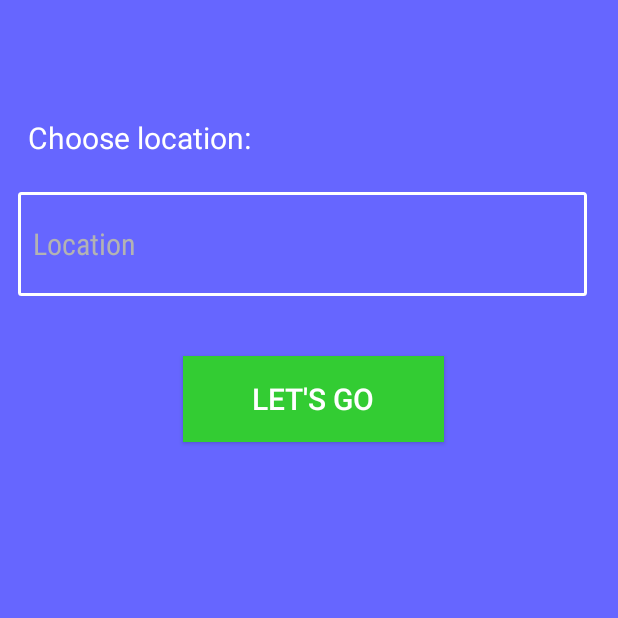
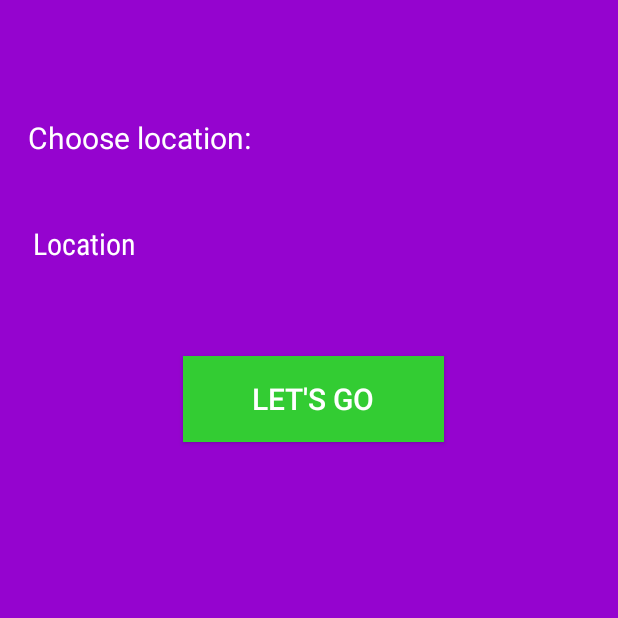
Before and after one commit to santeri13/NARVA, an Android app: the Choose_Location screen opened directly, with no data from a screen before it, on a phone screen of 412 x 824 dp, the top half of it. Run offline under Robolectric (Android 15) with nearby library versions, the phone set to English and light mode, and no system bars.

Commit message:
Alpha built of applicatsion

```diff
--- a/app/src/main/java/com/example/narva/Choose_Location.java
+++ b/app/src/main/java/com/example/narva/Choose_Location.java
@@ -49,8 +49,6 @@ public class Choose_Location extends AppCompatActivity {
             init();
         }
 
-
-
     }
     private void init(){
         buttonNext = (Button) findViewById(R.id.button7);
--- a/app/src/main/res/drawable/style.xml
+++ b/app/src/main/res/drawable/style.xml
@@ -2,9 +2,4 @@
 <shape xmlns:android="http://schemas.android.com/apk/res/android"
     android:thickness="0dp"
     android:shape="rectangle">
-    <stroke
-        android:width="2dp"
-        android:color="#ffffff"/>
-    <corners
-        android:radius="1dp" />
 </shape>
--- a/app/src/main/res/layout/choose_location.xml
+++ b/app/src/main/res/layout/choose_location.xml
@@ -4,7 +4,7 @@
     xmlns:tools="http://schemas.android.com/tools"
     android:layout_width="match_parent"
     android:layout_height="match_parent"
-    android:background="#6666ff"
+    android:background="#9504cf"
     android:orientation="vertical"
     tools:context=".Choose_Location">
 
@@ -50,7 +50,7 @@
         android:gravity="left|center"
         android:paddingLeft="10dp"
         android:textSize="20sp"
-        android:textColorHint="#b3b3b3"
+        android:textColorHint="#FFFFFF"
         app:layout_constraintEnd_toEndOf="parent"
         app:layout_constraintHorizontal_bias="0.375"
         app:layout_constraintStart_toStartOf="parent"
```
Also changed, not shown: app/src/main/java/com/example/narva/Main.java (+72 -16 lines), app/src/main/java/com/example/narva/Tours.java (+4 -12 lines), app/src/main/res/layout/activity_main2.xml (+6 -5 lines), app/src/main/res/drawable/background.jpg (added).
